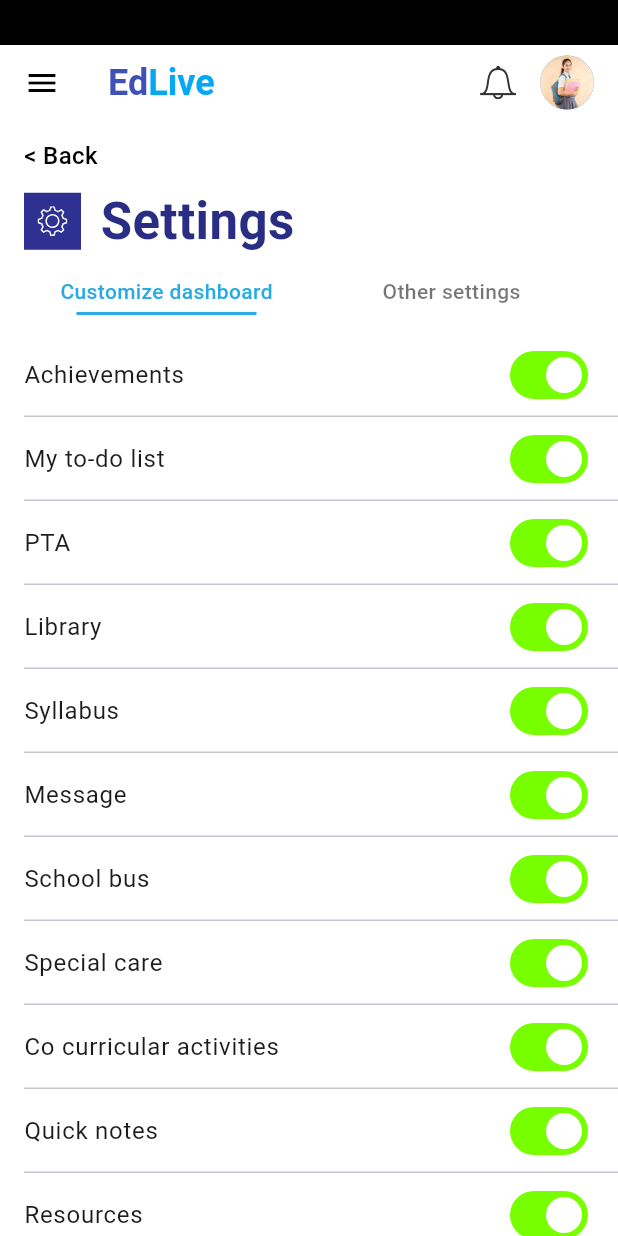
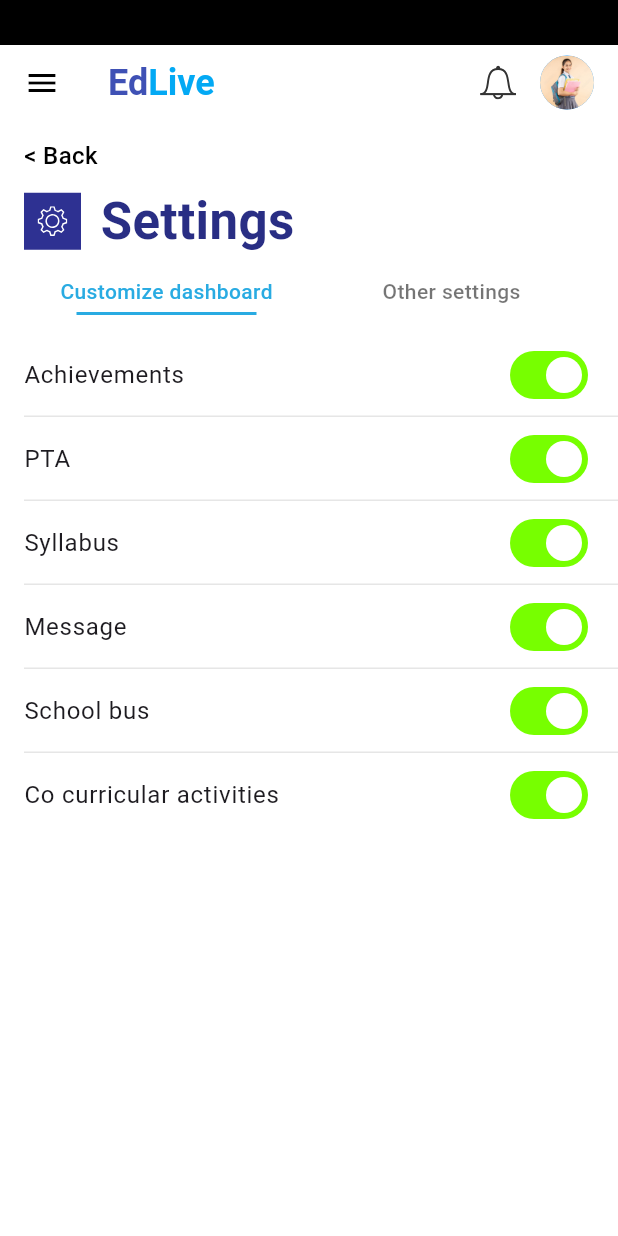
Before and after one commit to Sathiya-Developer007/EDLive-SchoolApp, a Flutter app: the StudentSettingsPage screen opened by its route, on a phone screen of 412 x 824 dp. Run offline on Flutter 3.47's test engine with Material 3 defaults, Android fonts, the phone set to English and light mode, and no system bars; our stand-ins replace flutter_svg, qr_flutter, shared_preferences; accounts and stored records are empty.

```diff
--- a/lib/screens/students/student_settings_page.dart
+++ b/lib/screens/students/student_settings_page.dart
@@ -16,23 +16,19 @@ class StudentSettingsPage extends StatefulWidget {
 class _StudentSettingsPageState extends State<StudentSettingsPage> {
   int _selectedTab = 0;
 
+  // ✅ Only keep needed settings
   final settingsKeys = [
     'Achievements',
-    'My to-do list',
     'PTA',
-    'Library',
     'Syllabus',
     'Message',
     'School bus',
-    'Special care',
     'Co curricular activities',
-    'Quick notes',
-    'Resources',
   ];
 
   @override
   Widget build(BuildContext context) {
-final settings = context.watch<StudentSettingsProvider>();
+    final settings = context.watch<StudentSettingsProvider>();
 
     return AnnotatedRegion<SystemUiOverlayStyle>(
       value: const SystemUiOverlayStyle(
@@ -50,15 +46,13 @@ final settings = context.watch<StudentSettingsProvider>();
           backgroundColor: Colors.white,
           drawer: const StudentMenuDrawer(),
           body: Column(
-            mainAxisSize: MainAxisSize.min, // Add this here
+            mainAxisSize: MainAxisSize.min,
             children: [
-              // Wrap StudentAppBar in SizedBox to give fixed height
               const SizedBox(height: 80, child: StudentAppBar()),
-
               _buildHeader(),
               _buildTabBar(),
 
-              Flexible( // Use Flexible with loose fit instead of Expanded
+              Flexible(
                 fit: FlexFit.loose,
                 child: _selectedTab == 0
                     ? ListView.builder(
@@ -67,18 +61,13 @@ final settings = context.watch<StudentSettingsProvider>();
                           final key = settingsKeys[index];
                           bool value = false;
 
+                          // ✅ Map keys to provider values
                           switch (key) {
                             case 'Achievements':
                               value = settings.showAchievements;
                               break;
-                            case 'My to-do list':
-                              value = settings.showTodo;
-                              break;
                             case 'PTA':
                               value = settings.showPTA;
-                              break;
-                            case 'Library':
-                              value = settings.showLibrary;
                               break;
                             case 'Syllabus':
                               value = settings.showSyllabus;
@@ -89,20 +78,9 @@ final settings = context.watch<StudentSettingsProvider>();
                             case 'School bus':
                               value = settings.showSchoolBus;
                               break;
-                            case 'Special care':
-                              value = settings.showSpecialCare;
-                              break;
                             case 'Co curricular activities':
                               value = settings.showCoCurricular;
                               break;
-                            case 'Quick notes':
-                              value = settings.showQuickNotes;
-                              break;
-                            case 'Resources':
-                              value = settings.showResources;
-                              break;
-                            default:
-                              value = false;
                           }
 
                           return Column(
@@ -140,7 +118,11 @@ final settings = context.watch<StudentSettingsProvider>();
                                 ),
                               ),
                               if (index < settingsKeys.length - 1)
-                                const Divider(height: 0, indent: 16),
+                                const Divider(
+                                  height: 0,
+                                  indent: 16,
+                                  color: Color(0xFFE6E6E6), // ✅ Divider color
+                                ),
                             ],
                           );
                         },
--- a/lib/screens/teachers/teacher_syllabus_page.dart
+++ b/lib/screens/teachers/teacher_syllabus_page.dart
@@ -229,7 +229,7 @@ class _TeacherSyllabusPageState extends State<TeacherSyllabusPage> {
             'assets/icons/arrow_right.svg',
             height: 18,
             width: 18,
-            color: Colors.black,
+            color: Colors.grey,
           ),
         ],
       ),
```
Also changed, not shown: lib/screens/teachers/teacher_dashboard.dart (+8 -0 lines), lib/screens/teachers/teacher_message_page.dart (added, +332 -0 lines).
